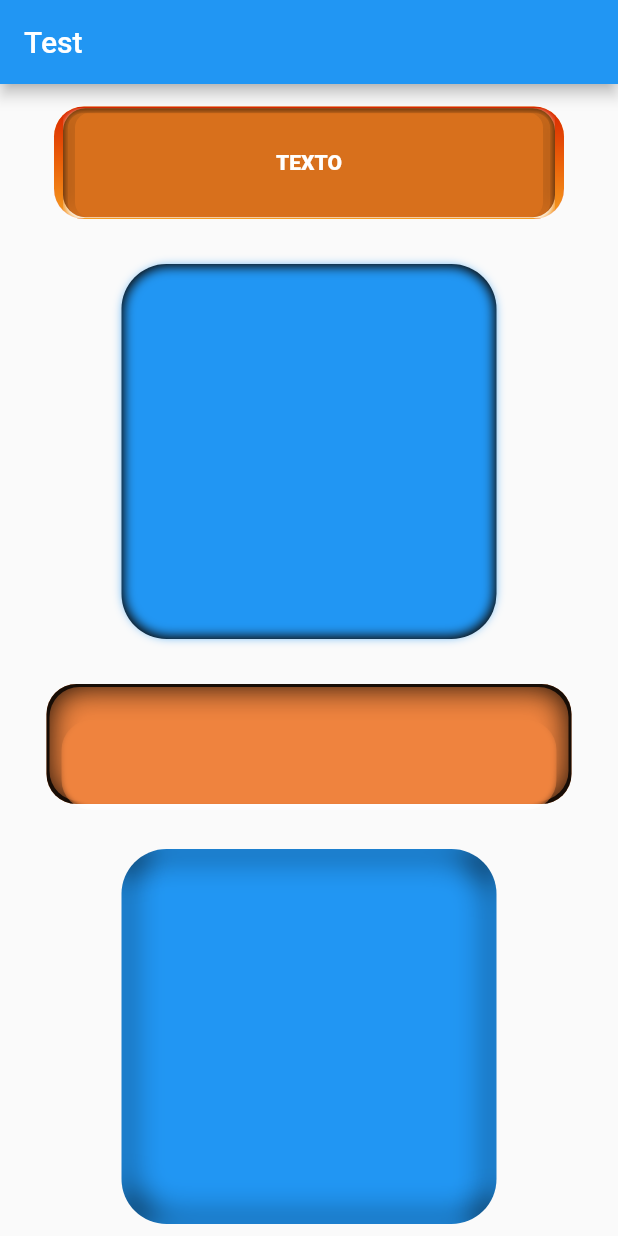
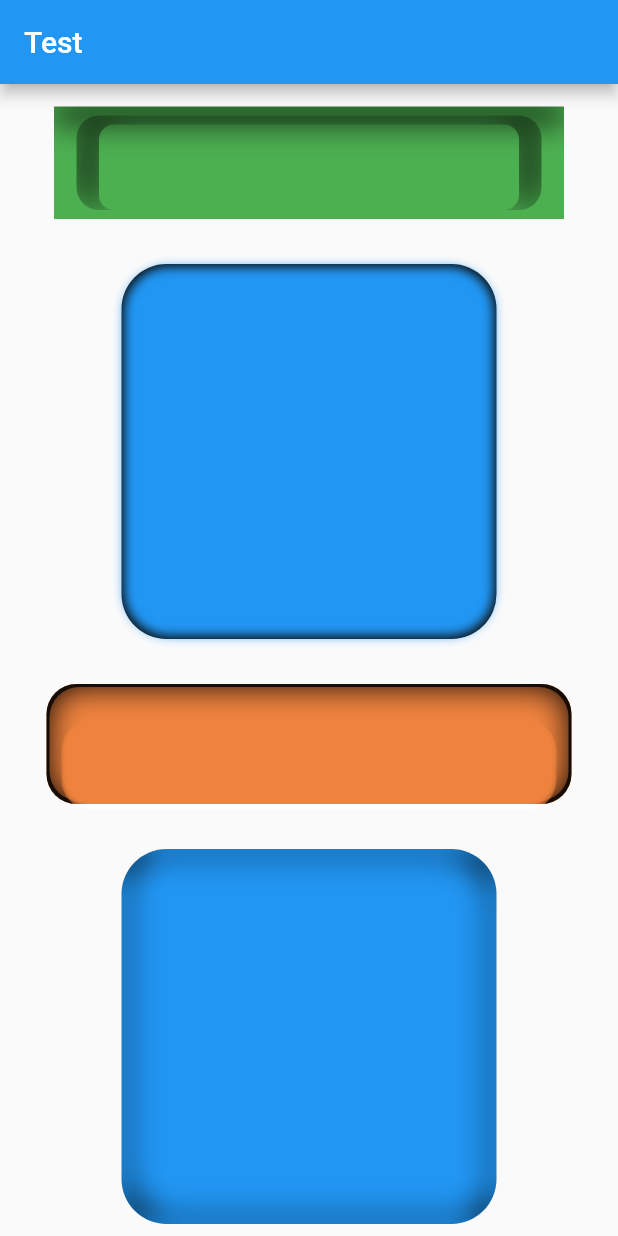
Before and after one commit to Reiko-Developer/language_test, a Flutter app: the screen it shows after launch, on a phone screen of 412 x 824 dp. Run offline on Flutter 3.47's test engine with Material 2 defaults, Android fonts, the phone set to English and light mode, and no system bars; our stand-ins replace flutter_svg, get; project files that could hold a hidden picture were left out.

Commit message:
Renames the custom text box and luigi's text box

```diff
--- a/lib/innershadow/text_box_with_inner_shadows.dart
+++ b/lib/innershadow/custom_text_box.dart
@@ -1,147 +1,4 @@
-import 'dart:ui';
-
 import 'package:flutter/material.dart';
-import 'package:language_test/dialog/custom_box_shadow.dart';
-
-import 'luigi_inner_shadow.dart';
-
-///Doesn't work well on web even with CanvasKit.
-class TextBoxWithInnerShadows extends StatelessWidget {
-  TextBoxWithInnerShadows({Key? key}) : super(key: key);
-
-  @override
-  Widget build(BuildContext context) {
-    return Scaffold(
-      appBar: AppBar(
-        title: Text('Test'),
-      ),
-      body: Container(
-        width: double.infinity,
-        height: double.infinity,
-        child: SingleChildScrollView(
-          child: Column(
-            mainAxisAlignment: MainAxisAlignment.spaceEvenly,
-            crossAxisAlignment: CrossAxisAlignment.center,
-            children: [
-              SizedBox(height: 15),
-              SizedBox(
-                height: 75,
-                width: 340,
-                child: CustomPaint(
-                  painter: CustomTextBox(),
-                  child: Center(
-                    child: Text(
-                      'TEXTO',
-                      style: TextStyle(
-                        color: const Color(0xFFFFFFFF),
-                        fontWeight: FontWeight.w900,
-                      ),
-                    ),
-                  ),
-                ),
-              ),
-              SizedBox(height: 30),
-              Container(
-                height: 250,
-                width: 250,
-                decoration: BoxDecoration(
-                  borderRadius: BorderRadius.circular(30),
-                  boxShadow: [
-                    BoxShadow(color: Colors.black.withOpacity(0.95)),
-                    BoxShadow(
-                        color: Colors.blue, blurRadius: 5, spreadRadius: -2)
-                  ],
-                ),
-              ),
-              SizedBox(height: 30),
-              Container(
-                height: 80,
-                width: 350,
-                decoration: BoxDecoration(
-                  borderRadius: BorderRadius.circular(20),
-                  backgroundBlendMode: BlendMode.multiply,
-                  color: const Color(0xffEB6109).withAlpha(200),
-                  boxShadow: [
-                    CustomBoxShadow(color: Colors.black.withOpacity(0.9)),
-                    CustomBoxShadow(
-                      color: Colors.white,
-                      blurRadius: 17,
-                      spreadRadius: -2,
-                      blurStyle: BlurStyle.inner,
-                    ),
-                    CustomBoxShadow(
-                      color: Colors.white,
-                      blurRadius: 3,
-                      spreadRadius: -10,
-                      offset: Offset(0, 14),
-                      blurStyle: BlurStyle.inner,
-                    ),
-                  ],
-                ),
-              ),
-              SizedBox(height: 30),
-              Container(
-                height: 250,
-                width: 250,
-                child: LuigiInnerShadow(
-                  color: Colors.black.withAlpha(200),
-                  offset: Offset(5, -5),
-                  blur: 10,
-                  child: LuigiInnerShadow(
-                    color: Colors.black.withAlpha(200),
-                    offset: Offset(-5, 5),
-                    blur: 10,
-                    child: Container(
-                      decoration: BoxDecoration(
-                        color: Colors.blue,
-                        borderRadius: BorderRadius.circular(30),
-                      ),
-                    ),
-                  ),
-                ),
-              ),
-              SizedBox(height: 30),
-              Container(
-                height: 250,
-                width: 250,
-                decoration: BoxDecoration(
-                  borderRadius: BorderRadius.circular(30),
-                  boxShadow: [
-                    CustomBoxShadow(color: Colors.black.withOpacity(0.95)),
-                    CustomBoxShadow(
-                      color: Colors.blue,
-                      blurRadius: 25,
-                      spreadRadius: -1,
-                      blurStyle: BlurStyle.inner,
-                    )
-                  ],
-                ),
-              ),
-              SizedBox(height: 30),
-              Container(
-                height: 80,
-                width: 350,
-                decoration: BoxDecoration(
-                  border: Border.all(width: 2),
-                  borderRadius: BorderRadius.circular(20),
-                  boxShadow: [
-                    BoxShadow(color: Colors.white.withOpacity(1)),
-                    BoxShadow(
-                      blurRadius: 20,
-                      spreadRadius: -20,
-                      color: Colors.grey.withOpacity(1),
-                    ),
-                  ],
-                ),
-              ),
-              SizedBox(height: 30),
-            ],
-          ),
-        ),
-      ),
-    );
-  }
-}
 
 class CustomTextBox extends CustomPainter {
   final externalRadius = Radius.circular(20);
--- /dev/null
+++ b/lib/innershadow/text_box_luigi_shadows.dart
@@ -0,0 +1,180 @@
+import 'dart:ui';
+
+import 'package:flutter/material.dart';
+import 'package:flutter/rendering.dart';
+
+class TextBoxLuigiShadows extends SingleChildRenderObjectWidget {
+  TextBoxLuigiShadows({
+    Key? key,
+    required this.color,
+    required this.blur,
+    required this.offset,
+    required Widget child,
+  }) : super(key: key, child: child);
+
+  final Color color;
+  final double blur;
+  final Offset offset;
+
+  @override
+  RenderInnerShadow createRenderObject(BuildContext context) {
+    return RenderInnerShadow(color, blur, offset);
+  }
+
+  @override
+  void updateRenderObject(
+      BuildContext context, RenderInnerShadow renderObject) {
+    renderObject
+      ..color = color
+      ..blur = blur
+      ..offset = offset;
+  }
+}
+
+class RenderInnerShadow extends RenderProxyBox {
+  RenderInnerShadow(
+    this._color,
+    this._blur,
+    this._offset, {
+    RenderBox? child,
+  }) : super(child);
+
+  Color _color;
+  double _blur;
+  Offset _offset;
+
+  @override
+  bool get alwaysNeedsCompositing => child != null;
+
+  Color get color => _color;
+  set color(Color value) {
+    if (_color == value) return;
+    _color = value;
+    markNeedsPaint();
+  }
+
+  double get blur => _blur;
+  set blur(double value) {
+    if (_blur == value) return;
+    _blur = value;
+    markNeedsPaint();
+  }
+
+  Offset get offset => _offset;
+  set offset(Offset value) {
+    if (_offset == value) return;
+    _offset = value;
+    markNeedsPaint();
+  }
+
+  final externalRadius = Radius.circular(20);
+  final innerRectRadius = Radius.circular(15);
+
+  void paint(PaintingContext context, Offset offset) {
+    if (child == null) return;
+    //Luigi's code
+    var layerPaint = Paint()..color = Colors.white;
+
+    context.canvas.saveLayer(offset & size, layerPaint);
+    context.paintChild(child!, offset);
+
+    //first shadow
+    var shadowPaint = Paint()
+      ..blendMode = BlendMode.srcATop
+      ..imageFilter = ImageFilter.blur(sigmaX: blur, sigmaY: blur)
+      ..colorFilter = ColorFilter.mode(color, BlendMode.srcIn);
+
+    context.canvas.saveLayer(offset & size, shadowPaint);
+
+    // Invert the alpha to compute inner part.
+    var invertPaint = Paint()
+      ..colorFilter = const ColorFilter.matrix([
+        1, 0, 0, 0, 0, //
+        0, 1, 0, 0, 0, //
+        0, 0, 1, 0, 0, //
+        0, 0, 0, -1, 255, //
+      ]);
+    context.canvas.saveLayer(offset & size, invertPaint);
+    context.canvas.translate(_offset.dy, _offset.dx);
+    context.paintChild(child!, offset);
+
+    //Second shadow
+    // context.canvas.saveLayer(offset & size, invertPaint);
+    // context.canvas.translate(_offset.dy, _offset.dx);
+    // context.paintChild(child!, offset);
+
+    //
+    context.canvas.restore();
+    context.canvas.restore();
+    context.canvas.restore();
+    context.canvas.restore();
+
+    //end luigi's code
+    final paintingSpace = offset & size;
+
+    // final paint = Paint();
+    // canvas.drawRRect(
+    //   RRect.fromRectAndRadius(rect, externalRadius),
+    //   paint
+    //     ..color = const Color(0xffEB6109)
+    //     ..shader = null,
+    // );
+
+    // canvas.saveLayer(rect, paint..blendMode = BlendMode.softLight);
+
+    // canvas.drawRRect(
+    //   RRect.fromRectAndRadius(rect, externalRadius),
+    //   paint
+    //     ..shader = LinearGradient(
+    //       colors: [
+    //         const Color(0xff000000),
+    //         const Color(0xffffffff),
+    //       ],
+    //       begin: Alignment.topCenter,
+    //       end: Alignment.bottomCenter,
+    //     ).createShader(rect),
+    // );
+
+    // canvas.restore();
+
+    final double sideBordersWidth = paintingSpace.shortestSide * 0.2;
+    final double topBotBordersWidth = sideBordersWidth * 0.4;
+
+    final innerRect = Rect.fromLTWH(
+      paintingSpace.left + sideBordersWidth,
+      paintingSpace.top + topBotBordersWidth,
+      paintingSpace.width - 2 * sideBordersWidth,
+      paintingSpace.height - 2 * topBotBordersWidth,
+    );
+
+    var moreOpaqueInnerRect = RRect.fromRectAndRadius(
+      Rect.fromLTWH(
+        innerRect.left + sideBordersWidth,
+        innerRect.top + topBotBordersWidth,
+        innerRect.width - 2 * sideBordersWidth,
+        innerRect.height - topBotBordersWidth,
+      ),
+      Radius.circular(10),
+    );
+
+    //TODO: apply Luigi's innerShadow
+    context.canvas.drawDRRect(
+      RRect.fromRectAndRadius(innerRect, innerRectRadius),
+      moreOpaqueInnerRect,
+      Paint()
+        ..color = Colors.black
+        ..maskFilter = MaskFilter.blur(
+          BlurStyle.inner,
+          convertRadiusToSigma(20),
+        ),
+    );
+  }
+
+  static double convertRadiusToSigma(double radius) {
+    return radius * 0.57735 + 0.5;
+  }
+
+  bool shouldRepaint(TextBoxLuigiShadows old) {
+    return true;
+  }
+}
--- /dev/null
+++ b/lib/innershadow/text_boxes_test.dart
@@ -0,0 +1,161 @@
+import 'dart:ui';
+
+import 'package:flutter/material.dart';
+import 'package:language_test/dialog/custom_box_shadow.dart';
+import 'package:language_test/innershadow/custom_text_box.dart';
+import 'package:language_test/innershadow/text_box_luigi_shadows.dart';
+
+import 'luigi_inner_shadow.dart';
+
+///Doesn't work well on web even with CanvasKit.
+class TextBoxesTest extends StatelessWidget {
+  TextBoxesTest({Key? key}) : super(key: key);
+
+  @override
+  Widget build(BuildContext context) {
+    return Scaffold(
+      appBar: AppBar(
+        title: Text('Test'),
+      ),
+      body: Container(
+        width: double.infinity,
+        height: double.infinity,
+        child: SingleChildScrollView(
+          child: Column(
+            mainAxisAlignment: MainAxisAlignment.spaceEvenly,
+            crossAxisAlignment: CrossAxisAlignment.center,
+            children: [
+              SizedBox(height: 15),
+              SizedBox(
+                height: 75,
+                width: 340,
+                child: TextBoxLuigiShadows(
+                  blur: 10,
+                  color: Colors.black,
+                  offset: Offset(10, 0),
+                  child: Center(
+                    child: Container(
+                      color: Colors.green,
+                    ),
+                  ),
+                ),
+              ),
+              SizedBox(height: 30),
+              Container(
+                height: 250,
+                width: 250,
+                decoration: BoxDecoration(
+                  borderRadius: BorderRadius.circular(30),
+                  boxShadow: [
+                    BoxShadow(color: Colors.black.withOpacity(0.95)),
+                    BoxShadow(
+                        color: Colors.blue, blurRadius: 5, spreadRadius: -2)
+                  ],
+                ),
+              ),
+              SizedBox(height: 30),
+              Container(
+                height: 80,
+                width: 350,
+                decoration: BoxDecoration(
+                  borderRadius: BorderRadius.circular(20),
+                  backgroundBlendMode: BlendMode.multiply,
+                  color: const Color(0xffEB6109).withAlpha(200),
+                  boxShadow: [
+                    CustomBoxShadow(color: Colors.black.withOpacity(0.9)),
+                    CustomBoxShadow(
+                      color: Colors.white,
+                      blurRadius: 17,
+                      spreadRadius: -2,
+                      blurStyle: BlurStyle.inner,
+                    ),
+                    CustomBoxShadow(
+                      color: Colors.white,
+                      blurRadius: 3,
+                      spreadRadius: -10,
+                      offset: Offset(0, 14),
+                      blurStyle: BlurStyle.inner,
+                    ),
+                  ],
+                ),
+              ),
+              SizedBox(height: 30),
+              Container(
+                height: 250,
+                width: 250,
+                child: LuigiInnerShadow(
+                  color: Colors.black.withAlpha(200),
+                  offset: Offset(5, -5),
+                  blur: 10,
+                  child: LuigiInnerShadow(
+                    color: Colors.black.withAlpha(200),
+                    offset: Offset(-5, 5),
+                    blur: 10,
+                    child: Container(
+                      decoration: BoxDecoration(
+                        color: Colors.blue,
+                        borderRadius: BorderRadius.circular(30),
+                      ),
+                    ),
+                  ),
+                ),
+              ),
+              SizedBox(height: 30),
+              Container(
+                height: 250,
+                width: 250,
+                decoration: BoxDecoration(
+                  borderRadius: BorderRadius.circular(30),
+                  boxShadow: [
+                    CustomBoxShadow(color: Colors.black.withOpacity(0.95)),
+                    CustomBoxShadow(
+                      color: Colors.blue,
+                      blurRadius: 25,
+                      spreadRadius: -1,
+                      blurStyle: BlurStyle.inner,
+                    )
+                  ],
+                ),
+              ),
+              SizedBox(height: 15),
+              SizedBox(
+                height: 75,
+                width: 340,
+                child: CustomPaint(
+                  painter: CustomTextBox(),
+                  child: Center(
+                    child: Text(
+                      'TEXTO',
+                      style: TextStyle(
+                        color: const Color(0xFFFFFFFF),
+                        fontWeight: FontWeight.w900,
+                      ),
+                    ),
+                  ),
+                ),
+              ),
+              SizedBox(height: 30),
+              Container(
+                height: 80,
+                width: 350,
+                decoration: BoxDecoration(
+                  border: Border.all(width: 2),
+                  borderRadius: BorderRadius.circular(20),
+                  boxShadow: [
+                    BoxShadow(color: Colors.white.withOpacity(1)),
+                    BoxShadow(
+                      blurRadius: 20,
+                      spreadRadius: -20,
+                      color: Colors.grey.withOpacity(1),
+                    ),
+                  ],
+                ),
+              ),
+              SizedBox(height: 30),
+            ],
+          ),
+        ),
+      ),
+    );
+  }
+}
--- a/lib/main.dart
+++ b/lib/main.dart
@@ -1,7 +1,7 @@
 import 'package:flutter/material.dart';
 import 'package:language_test/dialog/custom_box_shadow.dart';
 import 'package:language_test/dialog/game_dialog/game_dialog.dart';
-import 'package:language_test/innershadow/text_box_with_inner_shadows.dart';
+import 'package:language_test/innershadow/text_boxes_test.dart';
 
 void main() {
   runApp(MyApp());
@@ -19,7 +19,7 @@ class MyApp extends StatelessWidget {
         body: Container(
           width: double.infinity,
           height: double.infinity,
-          child: TextBoxWithInnerShadows(),
+          child: TextBoxesTest(),
         ),
       ),
     );
```
